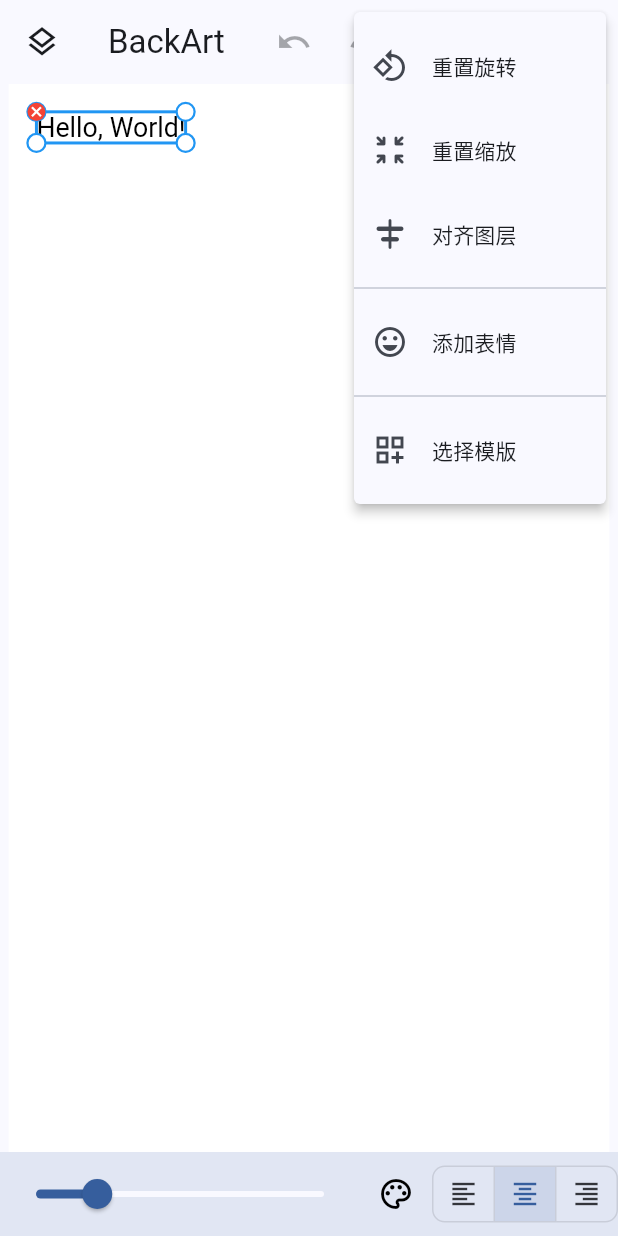
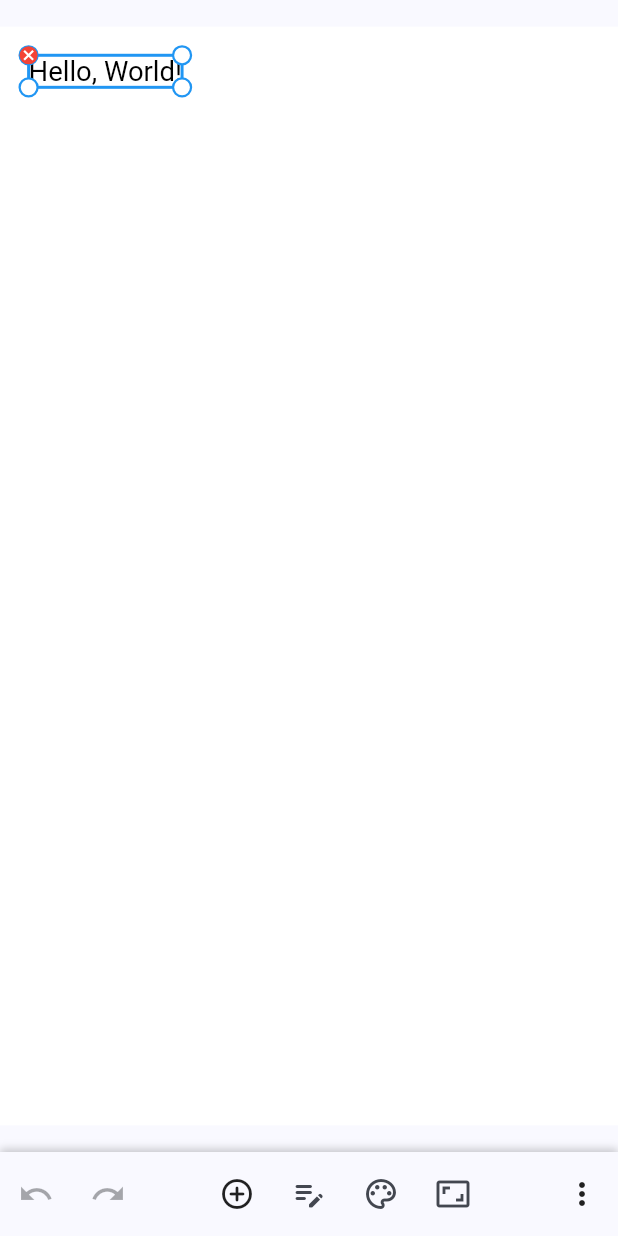
Before and after one commit to h-yw/back-art-src, a Flutter app: the screen it shows after launch, after a tap on the "more vert" icon, on a phone screen of 412 x 824 dp. Run offline on Flutter 3.47's test engine with Material 3 defaults, Android fonts, the phone set to English and light mode, and no system bars; our stand-ins replace device_info_plus, emoji_picker_flutter, flutter_colorpicker, flutter_riverpod, flutter_svg, fluttertoast and 4 more; missing offline and left inert: saver_gallery; accounts and stored records are empty; Roboto replaces fonts that are missing (OppoSans).

```diff
--- a/lib/features/editor/view/editor_screen.dart
+++ b/lib/features/editor/view/editor_screen.dart
@@ -15,7 +15,6 @@ import 'package:BackArt/features/editor/widgets/unicode_emoji_selector_panel.dar
 import 'package:BackArt/features/export/service/export_service.dart';
 import 'package:emoji_picker_flutter/emoji_picker_flutter.dart';
 import 'package:flutter/material.dart';
-import 'package:flutter_colorpicker/flutter_colorpicker.dart';
 import 'package:flutter_riverpod/flutter_riverpod.dart';
 import 'package:image_picker/image_picker.dart';
 import 'dart:ui' as ui;
@@ -189,121 +188,9 @@ class EditorScreen extends ConsumerWidget {
         selectedLayer != null && selectedLayer is! BackgroundLayer;
 
     return Scaffold(
-      appBar: AppBar(
-        title: Text('BackArt'), // You can customize the title
-        leading: IconButton(
-          icon: const Icon(Icons.layers_outlined),
-          tooltip: '图层列表',
-          onPressed: () => Scaffold.of(context).openDrawer(),
-        ),
-        actions: [
-          IconButton(
-            icon: const Icon(Icons.undo),
-            tooltip: '撤销',
-            onPressed: canUndo ? () => canvasNotifier.undo() : null,
-          ),
-          IconButton(
-            icon: const Icon(Icons.redo),
-            tooltip: '重做',
-            onPressed: canRedo ? () => canvasNotifier.redo() : null,
-          ),
-          IconButton(
-            icon: const Icon(Icons.share),
-            tooltip: '分享图片',
-            onPressed: () => _shareImage(context, ref),
-          ),
-          IconButton(
-            icon: const Icon(Icons.save_alt_outlined),
-            tooltip: '导出图片',
-            onPressed: () => _exportImage(context, ref),
-          ),
-          PopupMenuButton<Function>(
-            icon: const Icon(Icons.more_vert),
-            tooltip: '更多选项',
-            onSelected: (action) => action(),
-            itemBuilder: (context) => [
-              PopupMenuItem(
-                enabled: isLayerSelected,
-                value: () {
-                  final updatedLayer = selectedLayer!.copyWith(rotation: 0.0);
-                  canvasNotifier.updateLayer(updatedLayer);
-                },
-                child: const ListTile(
-                  leading: Icon(Icons.rotate_90_degrees_ccw),
-                  title: Text('重置旋转'),
-                ),
-              ),
-              PopupMenuItem(
-                enabled: isLayerSelected,
-                value: () {
-                  final updatedLayer = selectedLayer!.copyWith(scale: 1.0);
-                  canvasNotifier.updateLayer(updatedLayer);
-                },
-                child: const ListTile(
-                  leading: Icon(Icons.zoom_in_map_rounded),
-                  title: Text('重置缩放'),
-                ),
-              ),
-              PopupMenuItem(
-                enabled: isTransformableLayerSelected,
-                value: () => showModalBottomSheet(
-                  context: context,
-                  builder: (context) => const AlignmentPanel(),
-                ),
-                child: const ListTile(
-                  leading: Icon(Icons.align_horizontal_center_rounded),
-                  title: Text('对齐图层'),
-                ),
-              ),
-              const PopupMenuDivider(),
-              PopupMenuItem(
-                value: () {
-                  showModalBottomSheet(
-                    context: context,
-                    builder: (context) {
-                      return EmojiPicker(
-                        onEmojiSelected: (Category? category, Emoji emoji) {
-                          _addEmojiToCanvas(emoji.emoji, ref);
-                          Navigator.of(context).pop();
-                        },
-                        config: const Config(
-                          emojiViewConfig: EmojiViewConfig(
-                            columns: 8,
-                          ),
-                          categoryViewConfig: CategoryViewConfig(
-                            initCategory: Category.RECENT,
-                          ),
-                          skinToneConfig: SkinToneConfig(),
-                          bottomActionBarConfig: BottomActionBarConfig(
-                            enabled: true,
-                          ),
-                        ),
-                      );
-                    },
-                  );
-                },
-                child: const ListTile(
-                  leading: Icon(Icons.emoji_emotions_outlined),
-                  title: Text('添加表情'),
-                ),
-              ),
-              PopupMenuDivider(),
-              PopupMenuItem(
-                value: () => showModalBottomSheet(
-                  context: context,
-                  builder: (context) => const TemplateSelectorPanel(),
-                ),
-                child: const ListTile(
-                  leading: Icon(Icons.dashboard_customize_outlined),
-                  title: Text('选择模版'),
-                ),
-              ),
-            ],
-          ),
-        ],
-      ),
       drawer: const LayerListPanel(),
       body: SafeArea(
+        // child: RepaintBoundary(key: _canvasKey, child: const CanvasView()),
         child: LayoutBuilder(
           builder: (context, constraints) {
             final canvasState = ref.watch(canvasStateProvider);
@@ -327,63 +214,21 @@ class EditorScreen extends ConsumerWidget {
       ),
       bottomNavigationBar: Builder(
         builder: (context) {
-          final List<Widget> bottomBarContent;
-
-          if (isTextLayerSelected && selectedLayer is TextLayer) {
-            final textLayer = selectedLayer as TextLayer;
-            bottomBarContent = [
-              Expanded(
-                child: Slider(
-                  value: textLayer.style.fontSize ?? 16.0,
-                  min: 8.0,
-                  max: 200.0,
-                  divisions: 92,
-                  label: (textLayer.style.fontSize ?? 16.0).toStringAsFixed(1),
-                  onChanged: (v) => canvasNotifier.updateLayerLive(textLayer.copyWith(style: textLayer.style.copyWith(fontSize: v))),
-                  onChangeEnd: (v) => canvasNotifier.commitLiveUpdate(),
-                ),
+          // 将按钮定义为变量，使布局代码更清晰
+          final List<Widget> leadingActions = [
+            IconButton(
+              icon: const Icon(Icons.undo),
+              tooltip: '撤销',
+              onPressed: canUndo ? () => canvasNotifier.undo() : null,
             ),
             IconButton(
-                icon: Icon(Icons.color_lens_outlined, color: textLayer.style.color ?? Colors.black),
-                tooltip: '文本颜色',
-                onPressed: () {
-                  showModalBottomSheet(
-                    context: context,
-                    builder: (context) => SingleChildScrollView(
-                      child: ColorPicker(
-                        pickerColor: textLayer.style.color ?? Colors.black,
-                        onColorChanged: (newColor) {
-                          canvasNotifier.updateLayer(textLayer.copyWith(style: textLayer.style.copyWith(color: newColor)));
-                        },
-                        enableAlpha: true,
-                        labelTypes: const [],
-                        pickerAreaHeightPercent: 0.8,
-                      ),
-                    ),
-                  );
-                },
-              ),
-              ToggleButtons(
-                isSelected: [
-                  textLayer.textAlign == TextAlign.left,
-                  textLayer.textAlign == TextAlign.center,
-                  textLayer.textAlign == TextAlign.right,
-                ],
-                onPressed: (index) {
-                  final newAlignment = [TextAlign.left, TextAlign.center, TextAlign.right][index];
-                  canvasNotifier.updateLayer(textLayer.copyWith(textAlign: newAlignment));
-                },
-                borderRadius: BorderRadius.circular(8.0),
-                constraints: const BoxConstraints(minHeight: 36, minWidth: 40),
-                children: const [
-                  Icon(Icons.format_align_left, size: 20),
-                  Icon(Icons.format_align_center, size: 20),
-                  Icon(Icons.format_align_right, size: 20),
-                ],
+              icon: const Icon(Icons.redo),
+              tooltip: '重做',
+              onPressed: canRedo ? () => canvasNotifier.redo() : null,
             ),
           ];
-          } else {
-            bottomBarContent = [
+
+          final List<Widget> centerActions = [
             PopupMenuButton<Function>(
               icon: const Icon(Icons.add_circle_outline_rounded),
               tooltip: '添加图层',
@@ -416,6 +261,7 @@ class EditorScreen extends ConsumerWidget {
                 ),
               ],
             ),
+            // 情境编辑按钮
             if (isLayerSelected)
               IconButton(
                 icon: const Icon(Icons.edit_note_rounded),
@@ -459,18 +305,165 @@ class EditorScreen extends ConsumerWidget {
               ),
             ),
           ];
-          }
 
-          return BottomAppBar(
+          final List<Widget> trailingActions = [
+            PopupMenuButton<Function>(
+              icon: const Icon(Icons.more_vert),
+              tooltip: '更多选项',
+              onSelected: (action) => action(),
+              itemBuilder: (context) => [
+                PopupMenuItem(
+                  enabled: isLayerSelected,
+                  value: () {
+                    // 只重置旋转角度
+                    final updatedLayer = selectedLayer!.copyWith(rotation: 0.0);
+                    canvasNotifier.updateLayer(updatedLayer);
+                  },
+                  child: const ListTile(
+                    leading: Icon(Icons.rotate_90_degrees_ccw),
+                    title: Text('重置旋转'),
+                  ),
+                ),
+                PopupMenuItem(
+                  enabled: isLayerSelected,
+                  value: () {
+                    // 只重置缩放比例
+                    final updatedLayer = selectedLayer!.copyWith(scale: 1.0);
+                    canvasNotifier.updateLayer(updatedLayer);
+                  },
+                  child: const ListTile(
+                    leading: Icon(Icons.zoom_in_map_rounded),
+                    title: Text('重置缩放'),
+                  ),
+                ),
+                // highlight-end
+                PopupMenuItem(
+                  enabled: isTransformableLayerSelected,
+                  value: () => showModalBottomSheet(
+                    context: context,
+                    builder: (context) => const AlignmentPanel(),
+                  ),
+                  child: const ListTile(
+                    leading: Icon(Icons.align_horizontal_center_rounded),
+                    title: Text('对齐图层'),
+                  ),
+                ),
+                const PopupMenuDivider(),
+                PopupMenuItem(
+                  value: () => _shareImage(context, ref),
+                  child: const ListTile(
+                    leading: Icon(Icons.share),
+                    title: Text('分享图片'),
+                  ),
+                ),
+                const PopupMenuDivider(),
+                PopupMenuItem(
+                  value: () => _exportImage(context, ref),
+                  child: const ListTile(
+                    leading: Icon(Icons.save_alt_outlined),
+                    title: Text('导出图片'),
+                  ),
+                ),
+                const PopupMenuDivider(),
+                PopupMenuItem(
+                  value: () => Scaffold.of(context).openDrawer(),
+                  child: const ListTile(
+                    leading: Icon(Icons.layers_outlined),
+                    title: Text('图层列表'),
+                  ),
+                ),
+                const PopupMenuDivider(),
+                PopupMenuItem(
+                  value: () {
+                    showModalBottomSheet(
+                      context: context,
+                      builder: (context) {
+                        return EmojiPicker(
+                          onEmojiSelected: (Category? category, Emoji emoji) {
+                            _addEmojiToCanvas(emoji.emoji, ref);
+                            Navigator.of(context).pop();
+                          },
+                          config: const Config(
+                            // All grid-related settings go into EmojiViewConfig
+                            emojiViewConfig: EmojiViewConfig(
+                              columns: 8,
+                              emojiSizeMax: 28.0,
+                              verticalSpacing: 0,
+                              horizontalSpacing: 0,
+                              backgroundColor: Color(0xFFF2F2F2),
+                              recentsLimit: 28,
+                            ),
+                            // All category-related settings go into CategoryViewConfig
+                            categoryViewConfig: CategoryViewConfig(
+                              initCategory: Category.RECENT,
+                              indicatorColor: Colors.blue,
+                              iconColor: Colors.grey,
+                              iconColorSelected: Colors.blue,
+                              backgroundColor: Color(0xFFF2F2F2),
+                              tabIndicatorAnimDuration: kTabScrollDuration,
+                              categoryIcons: CategoryIcons(),
+                            ),
+                            // Skin tone settings
+                            skinToneConfig: SkinToneConfig(
+                              dialogBackgroundColor: Colors.white,
+                              indicatorColor: Colors.grey,
+                            ),
+                            // Bottom action bar settings
+                            bottomActionBarConfig: BottomActionBarConfig(
+                              enabled: true,
+                              showBackspaceButton: true,
+                              backgroundColor: Color(0xFFF2F2F2),
+                              buttonIconColor: Colors.grey,
+                              buttonColor: Colors.transparent,
+                            ),
+                          ),
+                        );
+                      },
+                    );
+                  },
+                  child: const ListTile(
+                    leading: Icon(Icons.emoji_emotions_outlined),
+                    title: Text('添加表情'),
+                  ),
+                ),
+                PopupMenuDivider(),
+                PopupMenuItem(
+                  value: () => showModalBottomSheet(
+                    context: context,
+                    builder: (context) => const TemplateSelectorPanel(),
+                  ),
+                  child: const ListTile(
+                    leading: Icon(Icons.dashboard_customize_outlined),
+                    title: Text('选择模版'),
+                  ),
+                ),
+              ],
+            ),
+          ];
+
+          return Container(
             height: 56.0 + MediaQuery.of(context).padding.bottom,
             padding: EdgeInsets.only(
               bottom: MediaQuery.of(context).padding.bottom,
             ),
-            surfaceTintColor: Theme.of(context).colorScheme.surfaceTint,
-            elevation: 8.0,
+            decoration: BoxDecoration(
+              color: Theme.of(context).colorScheme.surface,
+              boxShadow: [
+                BoxShadow(
+                  color: Theme.of(context).colorScheme.shadow.withAlpha(51),
+                  blurRadius: 4,
+                  offset: const Offset(0, -2),
+                ),
+              ],
+            ),
             child: Row(
-              mainAxisAlignment: MainAxisAlignment.spaceAround,
-              children: bottomBarContent,
+              children: <Widget>[
+                ...leadingActions,
+                const Spacer(),
+                ...centerActions,
+                const Spacer(),
+                ...trailingActions,
+              ],
             ),
           );
         },
```
Also changed, not shown: 2 other files. Lines whose indentation alone changed are shown as unchanged.
